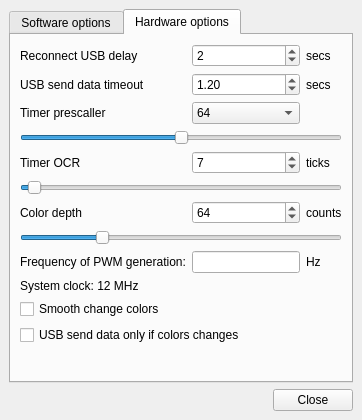
Atarity/Lightpack, file Software/src/mainwindow.ui: the form before one commit.
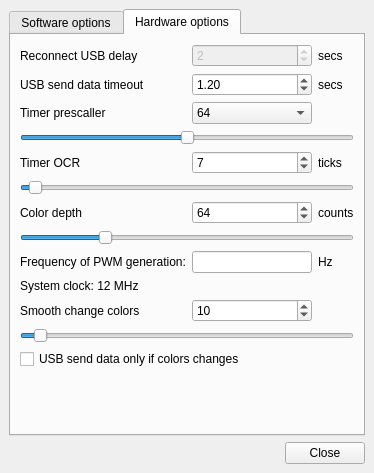
The form after the commit. Icons and pictures are not drawn.

Commit message: Software: update colors smoothly, MainWindow: added HW option to set update smoothly delay

```diff
--- a/Software/src/mainwindow.ui
+++ b/Software/src/mainwindow.ui
@@ -6,8 +6,8 @@
    <rect>
     <x>0</x>
     <y>0</y>
-    <width>362</width>
-    <height>420</height>
+    <width>374</width>
+    <height>473</height>
    </rect>
   </property>
   <property name="windowTitle">
@@ -427,6 +427,9 @@
           </item>
           <item row="0" column="1">
            <widget class="QSpinBox" name="spinBox_ReconnectDelay">
+            <property name="enabled">
+             <bool>false</bool>
+            </property>
             <property name="minimum">
              <number>1</number>
             </property>
@@ -564,13 +567,6 @@
             </property>
            </widget>
           </item>
-          <item row="12" column="0">
-           <widget class="QCheckBox" name="checkBox_SmoothChangeColors">
-            <property name="text">
-             <string>Smooth change colors</string>
-            </property>
-           </widget>
-          </item>
           <item row="11" column="0">
            <widget class="QLabel" name="label">
             <property name="text">
@@ -578,13 +574,55 @@
             </property>
            </widget>
           </item>
-          <item row="13" column="0" colspan="3">
+          <item row="15" column="0" colspan="3">
            <widget class="QCheckBox" name="checkBox_USB_SendDataOnlyIfColorsChanges">
             <property name="text">
              <string>USB send data only if colors changes</string>
             </property>
            </widget>
           </item>
+          <item row="12" column="1">
+           <widget class="QSpinBox" name="spinBox_HW_SmoothChangeColors">
+            <property name="minimum">
+             <number>0</number>
+            </property>
+            <property name="maximum">
+             <number>255</number>
+            </property>
+            <property name="singleStep">
+             <number>1</number>
+            </property>
+            <property name="value">
+             <number>10</number>
+            </property>
+           </widget>
+          </item>
+          <item row="14" column="0" colspan="3">
+           <widget class="QSlider" name="horizontalSlider_HW_SmoothChangeColors">
+            <property name="minimum">
+             <number>0</number>
+            </property>
+            <property name="maximum">
+             <number>255</number>
+            </property>
+            <property name="pageStep">
+             <number>3</number>
+            </property>
+            <property name="value">
+             <number>10</number>
+            </property>
+            <property name="orientation">
+             <enum>Qt::Horizontal</enum>
+            </property>
+           </widget>
+          </item>
+          <item row="12" column="0">
+           <widget class="QLabel" name="label_SmoothChangeColors">
+            <property name="text">
+             <string>Smooth change colors</string>
+            </property>
+           </widget>
+          </item>
          </layout>
         </item>
         <item>
```
Left out of the diff: 32 changed lines with no effect on the pictures. The commit also changes 3 other files.
